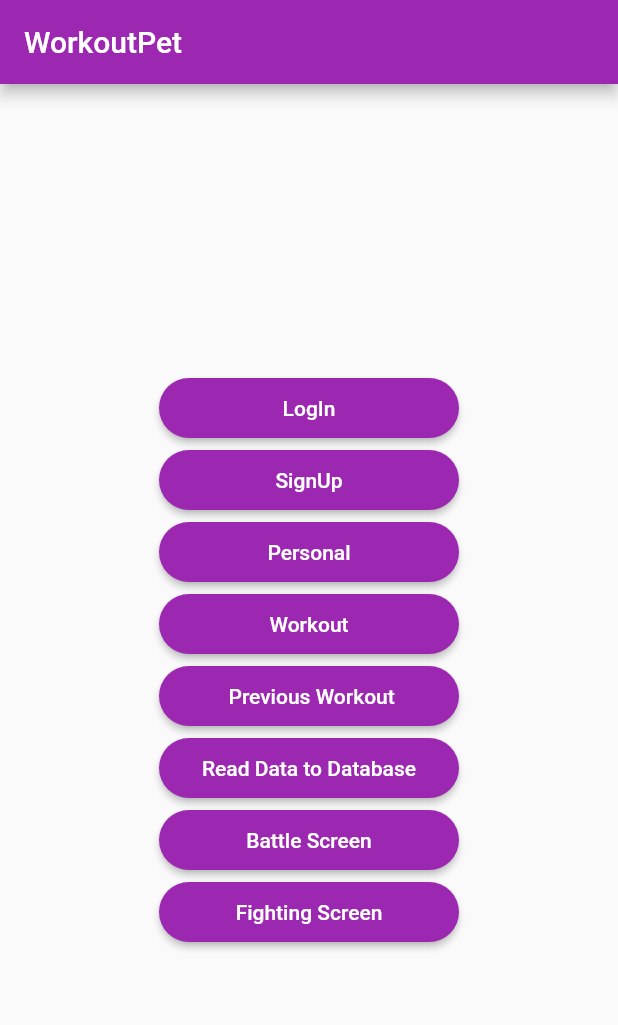
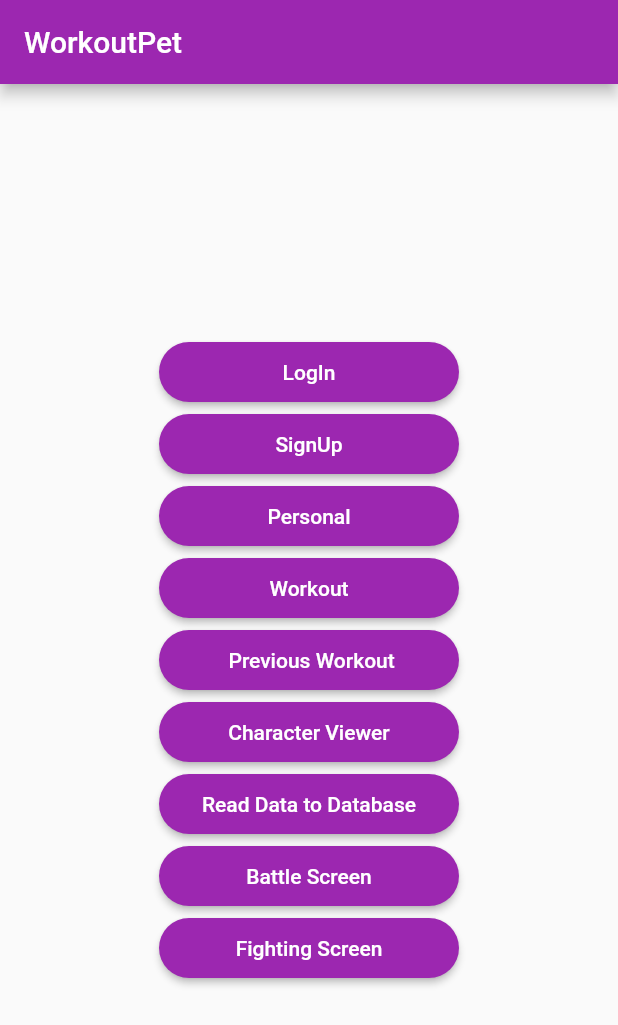
Before and after one commit to SlavicHeath/WorkoutApp, a Flutter app: the screen it shows after launch, on a phone screen of 412 x 824 dp. Shown: the top 1025 px of the screen. Run offline on Flutter 3.47's test engine with Material 2 defaults, Android fonts, the phone set to English and light mode, and no system bars; our stand-ins replace carousel_slider, cloud_firestore, firebase_auth, firebase_core, firebase_database, smooth_page_indicator; missing offline and left inert: model_viewer_plus; accounts and stored records are empty.

Commit message:
Character select and drawer table

```diff
--- a/lib/character_select.dart
+++ b/lib/character_select.dart
@@ -1,4 +1,4 @@
-/*import 'package:carousel_slider/carousel_slider.dart';
+import 'package:carousel_slider/carousel_slider.dart';
 import 'package:cloud_firestore/cloud_firestore.dart';
 import 'package:firebase_auth/firebase_auth.dart';
 import 'package:flutter/material.dart';
@@ -172,4 +172,3 @@ _submitCharacter(String displayFile) async {
         .set(character);
   }
 }
-*/
--- a/lib/main.dart
+++ b/lib/main.dart
@@ -138,7 +138,7 @@ class HomeScreen extends StatelessWidget {
                 ),
                 child: const Text(" Previous Workout"),
               ),
-              /*ElevatedButton(
+              ElevatedButton(
                 onPressed: () {
                   Navigator.of(context).push(
                     MaterialPageRoute(
@@ -154,7 +154,7 @@ class HomeScreen extends StatelessWidget {
                   ),
                 ),
                 child: Text("Character Viewer"),
-              ),*/
+              ),
               ElevatedButton(
                 onPressed: () {
                   Navigator.of(context).push(
```
